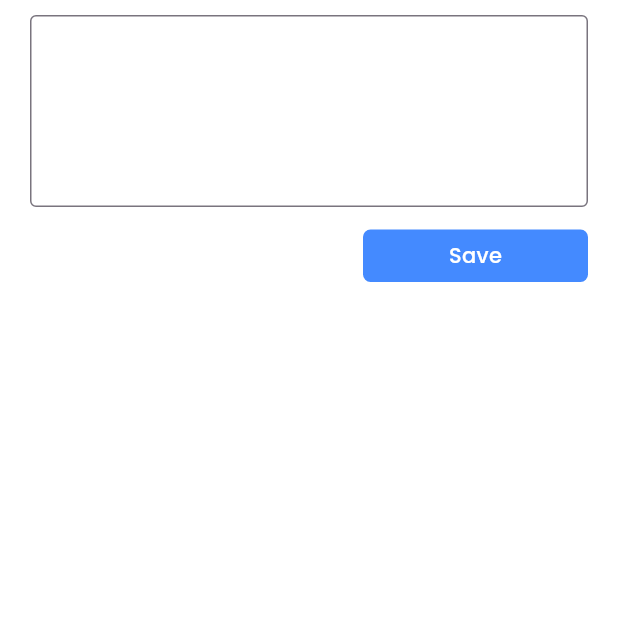
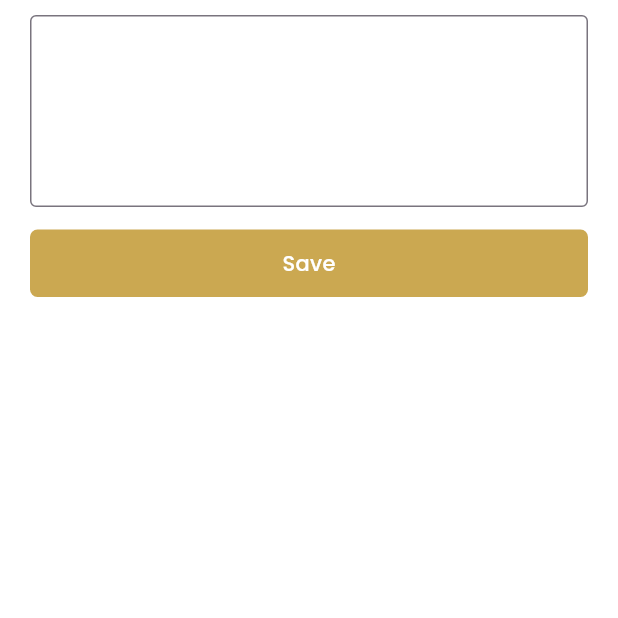
Before and after one commit to alfinputra013/modul-asset-management, a Flutter app: the NotesAll screen opened directly, on a phone screen of 412 x 824 dp, the top half of it. Run offline on Flutter 3.47's test engine with Material 3 defaults, Android fonts, the phone set to English and light mode, and no system bars; our stand-ins replace from_css_color, get, google_fonts; missing offline and left inert: qrscan.

Commit message:
update form

```diff
--- a/lib/app/views/tab-bar-view.dart/notes_all.dart
+++ b/lib/app/views/tab-bar-view.dart/notes_all.dart
@@ -14,20 +14,20 @@ class NotesAll extends StatelessWidget {
         child: Column(
           crossAxisAlignment: CrossAxisAlignment.start,
           children: [
-            const TextField(
+             TextField(
               keyboardType: TextInputType.text,
               maxLines: 4,
               decoration: InputDecoration(
                 border: OutlineInputBorder(
                   borderSide: BorderSide(
-                    color: Colors.grey,
-                    width: 1.3,
+                    color: Color(0xFFD9D9D9),
+                    width: 0.8,
                   ),
                 ),
                 focusedBorder: OutlineInputBorder(
                   borderSide: BorderSide(
-                    color: Colors.blueAccent,
-                    width: 1.3,
+                    color:orangeMain,
+                    width: 0.8,
                   ),
                 ),
               ),
@@ -38,11 +38,13 @@ class NotesAll extends StatelessWidget {
             Align(
               alignment: Alignment.centerRight,
               child: CustomButton(
+
                 onPressed: () {},
                 text: "Save",
-                color: Colors.blueAccent,
-                height: 35,
-                width: 150,
+
+                color: orangeMain,
+                height: 45,
+                width: double.infinity,
               ),
             )
           ],
```
Also changed, not shown: lib/app/views/tab-bar-view.dart/stock_opname.dart (+12 -7 lines).
